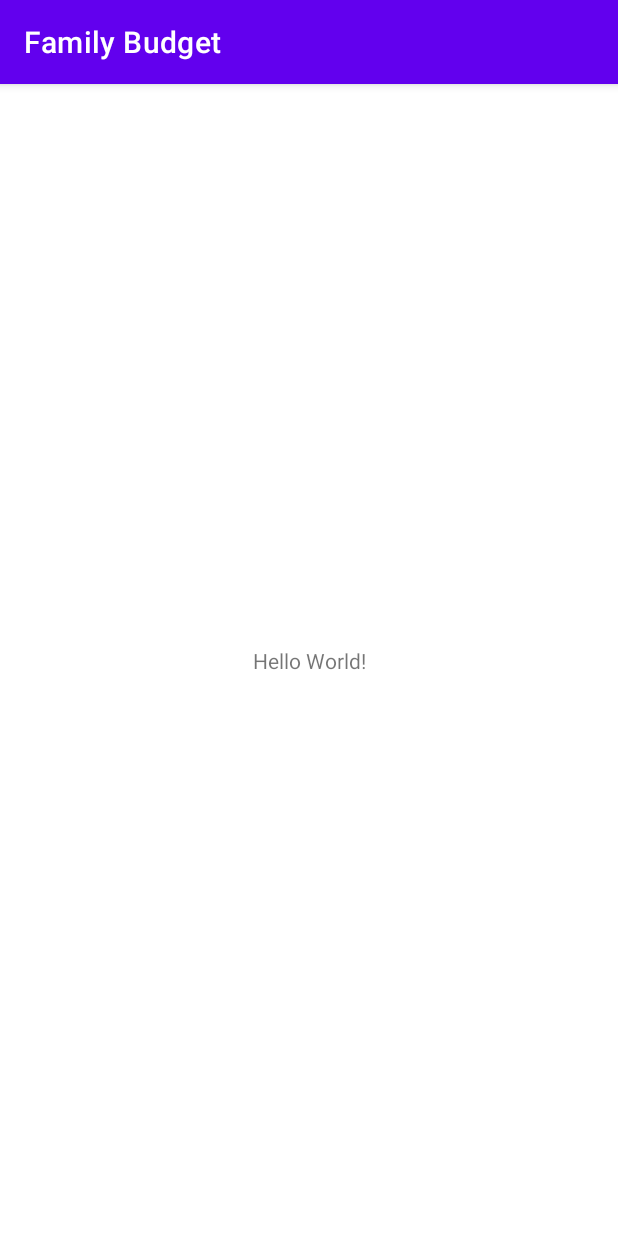
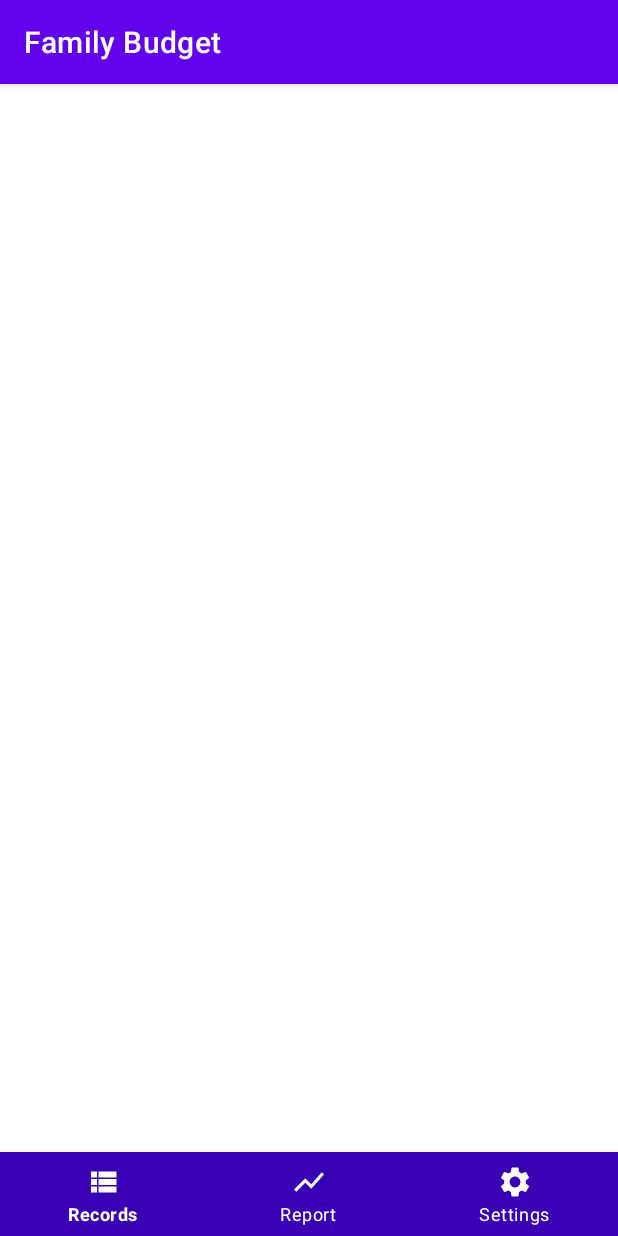
Before and after one commit to zore3xAD/Family-Budget, an Android app: the MainActivity screen opened directly, with no data from a screen before it, on a phone screen of 412 x 824 dp. Run offline under Robolectric (Android 15) with nearby library versions, the phone set to English and light mode, and no system bars.

Commit message:
add main bottom navigation

```diff
--- a/app/src/main/java/com/anton/dobrogorsky/familybudget/MainActivity.kt
+++ /dev/null
@@ -1,11 +0,0 @@
-package com.anton.dobrogorsky.familybudget
-
-import androidx.appcompat.app.AppCompatActivity
-import android.os.Bundle
-
-class MainActivity : AppCompatActivity() {
-    override fun onCreate(savedInstanceState: Bundle?) {
-        super.onCreate(savedInstanceState)
-        setContentView(R.layout.activity_main)
-    }
-}
--- /dev/null
+++ b/app/src/main/java/com/anton/dobrogorsky/familybudget/flow/main/MainActivity.kt
@@ -0,0 +1,31 @@
+package com.anton.dobrogorsky.familybudget.flow.main
+
+import androidx.appcompat.app.AppCompatActivity
+import android.os.Bundle
+import android.widget.Toast
+import com.anton.dobrogorsky.familybudget.R
+import com.google.android.material.bottomnavigation.BottomNavigationView
+
+class MainActivity : AppCompatActivity() {
+    override fun onCreate(savedInstanceState: Bundle?) {
+        super.onCreate(savedInstanceState)
+        setContentView(R.layout.activity_main)
+
+        val mainBottomNavigation = findViewById<BottomNavigationView>(R.id.main_bottom_navigation)
+        mainBottomNavigation.setOnNavigationItemSelectedListener { menuItem ->
+            supportActionBar?.title = menuItem.title
+            when(menuItem.itemId) {
+                R.id.item_settings -> {
+                    Toast.makeText(this, "Settings", Toast.LENGTH_SHORT).show()
+                }
+                R.id.item_records -> {
+                    Toast.makeText(this, "Records", Toast.LENGTH_SHORT).show()
+                }
+                R.id.item_report -> {
+                    Toast.makeText(this, "Report", Toast.LENGTH_SHORT).show()
+                }
+            }
+            true
+        }
+    }
+}
--- /dev/null
+++ b/app/src/main/res/drawable/ic_records_white.xml
@@ -0,0 +1,5 @@
+<vector android:height="24dp" android:tint="#FFFFFF"
+    android:viewportHeight="24" android:viewportWidth="24"
+    android:width="24dp" xmlns:android="http://schemas.android.com/apk/res/android">
+    <path android:fillColor="@android:color/white" android:pathData="M4,14h4v-4L4,10v4zM4,19h4v-4L4,15v4zM4,9h4L8,5L4,5v4zM9,14h12v-4L9,10v4zM9,19h12v-4L9,15v4zM9,5v4h12L21,5L9,5z"/>
+</vector>
--- /dev/null
+++ b/app/src/main/res/drawable/ic_report_white.xml
@@ -0,0 +1,5 @@
+<vector android:height="24dp" android:tint="#FFFFFF"
+    android:viewportHeight="24" android:viewportWidth="24"
+    android:width="24dp" xmlns:android="http://schemas.android.com/apk/res/android">
+    <path android:fillColor="@android:color/white" android:pathData="M3.5,18.49l6,-6.01 4,4L22,6.92l-1.41,-1.41 -7.09,7.97 -4,-4L2,16.99z"/>
+</vector>
--- /dev/null
+++ b/app/src/main/res/drawable/ic_settings_white.xml
@@ -0,0 +1,5 @@
+<vector android:height="24dp" android:tint="#FFFFFF"
+    android:viewportHeight="24" android:viewportWidth="24"
+    android:width="24dp" xmlns:android="http://schemas.android.com/apk/res/android">
+    <path android:fillColor="@android:color/white" android:pathData="M19.14,12.94c0.04,-0.3 0.06,-0.61 0.06,-0.94c0,-0.32 -0.02,-0.64 -0.07,-0.94l2.03,-1.58c0.18,-0.14 0.23,-0.41 0.12,-0.61l-1.92,-3.32c-0.12,-0.22 -0.37,-0.29 -0.59,-0.22l-2.39,0.96c-0.5,-0.38 -1.03,-0.7 -1.62,-0.94L14.4,2.81c-0.04,-0.24 -0.24,-0.41 -0.48,-0.41h-3.84c-0.24,0 -0.43,0.17 -0.47,0.41L9.25,5.35C8.66,5.59 8.12,5.92 7.63,6.29L5.24,5.33c-0.22,-0.08 -0.47,0 -0.59,0.22L2.74,8.87C2.62,9.08 2.66,9.34 2.86,9.48l2.03,1.58C4.84,11.36 4.8,11.69 4.8,12s0.02,0.64 0.07,0.94l-2.03,1.58c-0.18,0.14 -0.23,0.41 -0.12,0.61l1.92,3.32c0.12,0.22 0.37,0.29 0.59,0.22l2.39,-0.96c0.5,0.38 1.03,0.7 1.62,0.94l0.36,2.54c0.05,0.24 0.24,0.41 0.48,0.41h3.84c0.24,0 0.44,-0.17 0.47,-0.41l0.36,-2.54c0.59,-0.24 1.13,-0.56 1.62,-0.94l2.39,0.96c0.22,0.08 0.47,0 0.59,-0.22l1.92,-3.32c0.12,-0.22 0.07,-0.47 -0.12,-0.61L19.14,12.94zM12,15.6c-1.98,0 -3.6,-1.62 -3.6,-3.6s1.62,-3.6 3.6,-3.6s3.6,1.62 3.6,3.6S13.98,15.6 12,15.6z"/>
+</vector>
--- a/app/src/main/res/layout/activity_main.xml
+++ b/app/src/main/res/layout/activity_main.xml
@@ -4,15 +4,18 @@
     xmlns:tools="http://schemas.android.com/tools"
     android:layout_width="match_parent"
     android:layout_height="match_parent"
-    tools:context=".MainActivity">
+    tools:context=".flow.main.MainActivity">
 
-    <TextView
-        android:layout_width="wrap_content"
+    <com.google.android.material.bottomnavigation.BottomNavigationView
+        android:id="@+id/main_bottom_navigation"
+        android:layout_width="match_parent"
         android:layout_height="wrap_content"
-        android:text="Hello World!"
         app:layout_constraintBottom_toBottomOf="parent"
-        app:layout_constraintLeft_toLeftOf="parent"
-        app:layout_constraintRight_toRightOf="parent"
-        app:layout_constraintTop_toTopOf="parent" />
+        app:layout_constraintEnd_toEndOf="parent"
+        app:layout_constraintStart_toStartOf="parent"
+        app:itemBackground="@color/purple_700"
+        app:itemIconTint="@color/white"
+        app:itemTextColor="@color/white"
+        app:menu="@menu/main_bottom_navigation"/>
 
 </androidx.constraintlayout.widget.ConstraintLayout>
--- /dev/null
+++ b/app/src/main/res/menu/main_bottom_navigation.xml
@@ -0,0 +1,19 @@
+<?xml version="1.0" encoding="utf-8"?>
+<menu xmlns:android="http://schemas.android.com/apk/res/android">
+
+    <item
+        android:id="@+id/item_records"
+        android:title="Records"
+        android:icon="@drawable/ic_records_white"/>
+
+    <item
+        android:id="@+id/item_report"
+        android:title="Report"
+        android:icon="@drawable/ic_report_white"/>
+
+    <item
+        android:id="@+id/item_settings"
+        android:title="Settings"
+        android:icon="@drawable/ic_settings_white"/>
+
+</menu>
```
